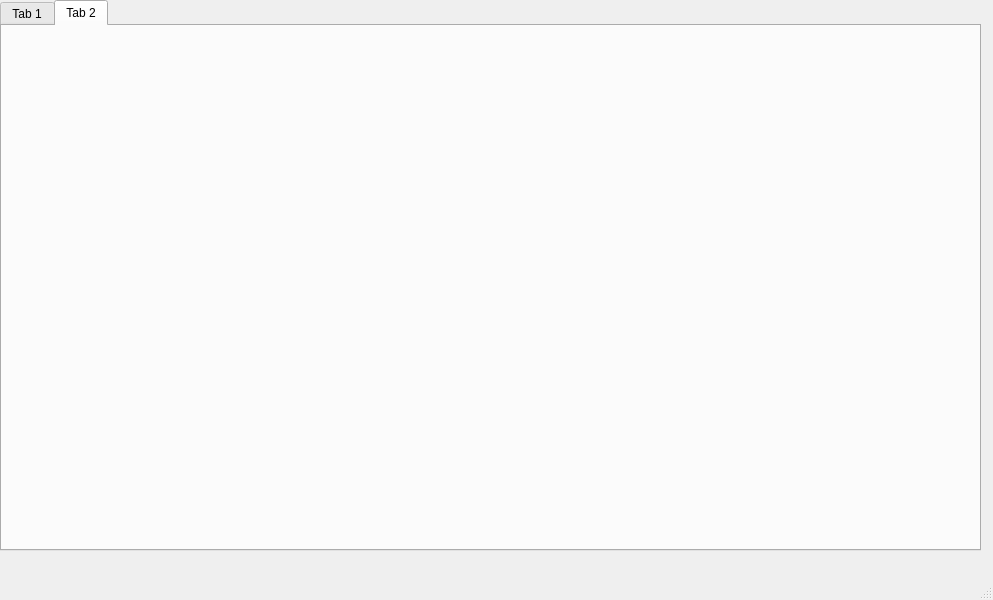
First picture: the form in mainwindow.ui, repository markscat/Scientific_computing, before the edit.
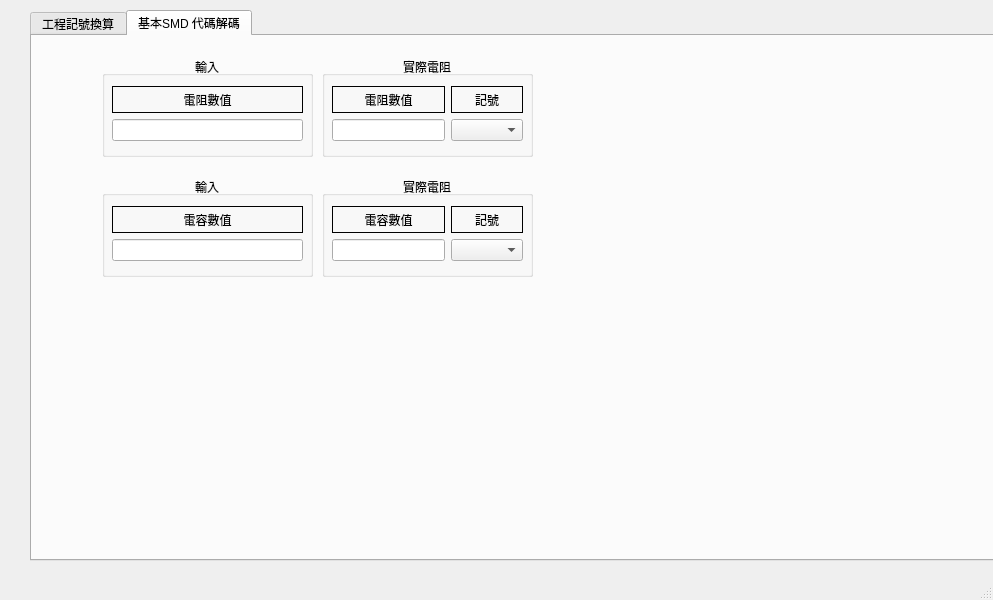
Second picture: the form after the edit. The open tabs and pages were chosen to show the change.

What changed in the file:
```diff
--- a/mainwindow.ui
+++ b/mainwindow.ui
@@ -17,15 +17,15 @@
    <widget class="QTabWidget" name="tabWidget">
     <property name="geometry">
      <rect>
-      <x>0</x>
-      <y>0</y>
+      <x>30</x>
+      <y>10</y>
       <width>981</width>
       <height>551</height>
      </rect>
     </property>
     <widget class="QWidget" name="tab">
      <attribute name="title">
-      <string>Tab 1</string>
+      <string>工程記號換算</string>
      </attribute>
      <widget class="QLabel" name="label">
       <property name="geometry">
@@ -74,141 +74,245 @@
       <column/>
       <column/>
      </widget>
-     <widget class="QWidget" name="layoutWidget">
+     <widget class="QGroupBox" name="groupBox">
       <property name="geometry">
        <rect>
-        <x>70</x>
-        <y>80</y>
-        <width>101</width>
-        <height>53</height>
+        <x>180</x>
+        <y>60</y>
+        <width>211</width>
+        <height>101</height>
        </rect>
       </property>
-      <layout class="QVBoxLayout" name="input_Layout">
-       <item>
-        <widget class="QLabel" name="label_3">
-         <property name="text">
-          <string>數值</string>
-         </property>
-         <property name="alignment">
-          <set>Qt::AlignmentFlag::AlignCenter</set>
-         </property>
-        </widget>
-       </item>
-       <item>
-        <widget class="QLineEdit" name="Input_lineEdit"/>
-       </item>
-      </layout>
-     </widget>
-     <widget class="QWidget" name="layoutWidget">
-      <property name="geometry">
-       <rect>
-        <x>340</x>
-        <y>80</y>
-        <width>101</width>
-        <height>53</height>
-       </rect>
-      </property>
-      <layout class="QVBoxLayout" name="output_Layout">
-       <item>
-        <widget class="QLabel" name="label_5">
-         <property name="text">
-          <string>數值</string>
-         </property>
-         <property name="alignment">
-          <set>Qt::AlignmentFlag::AlignCenter</set>
-         </property>
-        </widget>
-       </item>
-       <item>
-        <widget class="QLineEdit" name="Outputput_lineEdit">
-         <property name="readOnly">
-          <bool>true</bool>
-         </property>
-        </widget>
-       </item>
-      </layout>
-     </widget>
-     <widget class="QWidget" name="layoutWidget">
-      <property name="geometry">
-       <rect>
-        <x>440</x>
-        <y>80</y>
-        <width>101</width>
-        <height>53</height>
-       </rect>
-      </property>
-      <layout class="QVBoxLayout" name="output_Note_Layout">
-       <item>
-        <widget class="QLabel" name="label_6">
-         <property name="text">
-          <string>記號</string>
-         </property>
-         <property name="alignment">
-          <set>Qt::AlignmentFlag::AlignCenter</set>
-         </property>
-        </widget>
-       </item>
-       <item>
-        <widget class="QComboBox" name="output_comboBox"/>
-       </item>
-      </layout>
-     </widget>
-     <widget class="QWidget" name="layoutWidget">
-      <property name="geometry">
-       <rect>
-        <x>170</x>
-        <y>80</y>
-        <width>101</width>
-        <height>53</height>
-       </rect>
-      </property>
-      <layout class="QVBoxLayout" name="Input_Note_Layout">
-       <item>
-        <widget class="QLabel" name="label_4">
-         <property name="text">
-          <string>記號</string>
-         </property>
-         <property name="alignment">
-          <set>Qt::AlignmentFlag::AlignCenter</set>
-         </property>
-        </widget>
-       </item>
-       <item>
-        <widget class="QComboBox" name="Input_comboBox"/>
-       </item>
-      </layout>
-     </widget>
-     <widget class="QLabel" name="label_2">
-      <property name="geometry">
-       <rect>
-        <x>150</x>
-        <y>50</y>
-        <width>63</width>
-        <height>19</height>
-       </rect>
-      </property>
-      <property name="text">
+      <property name="title">
        <string>輸入</string>
       </property>
      </widget>
-     <widget class="QLabel" name="label_7">
+     <widget class="QGroupBox" name="output_groupBox">
       <property name="geometry">
        <rect>
-        <x>410</x>
-        <y>50</y>
-        <width>63</width>
-        <height>19</height>
+        <x>530</x>
+        <y>60</y>
+        <width>221</width>
+        <height>101</height>
        </rect>
       </property>
-      <property name="text">
+      <property name="title">
        <string>輸出</string>
       </property>
      </widget>
     </widget>
     <widget class="QWidget" name="tab_2">
      <attribute name="title">
-      <string>Tab 2</string>
+      <string>基本SMD 代碼解碼</string>
      </attribute>
+     <widget class="QGroupBox" name="groupBox_2">
+      <property name="geometry">
+       <rect>
+        <x>70</x>
+        <y>20</y>
+        <width>211</width>
+        <height>101</height>
+       </rect>
+      </property>
+      <property name="title">
+       <string>輸入</string>
+      </property>
+      <property name="alignment">
+       <set>Qt::AlignmentFlag::AlignCenter</set>
+      </property>
+      <widget class="QWidget" name="layoutWidget">
+       <property name="geometry">
+        <rect>
+         <x>10</x>
+         <y>30</y>
+         <width>191</width>
+         <height>55</height>
+        </rect>
+       </property>
+       <layout class="QGridLayout" name="gridLayout_3">
+        <item row="1" column="0">
+         <widget class="QLineEdit" name="Resistor_Input_lineEdit"/>
+        </item>
+        <item row="0" column="0">
+         <widget class="QLabel" name="label_7">
+          <property name="frameShape">
+           <enum>QFrame::Shape::Box</enum>
+          </property>
+          <property name="text">
+           <string>電阻數值</string>
+          </property>
+          <property name="alignment">
+           <set>Qt::AlignmentFlag::AlignCenter</set>
+          </property>
+         </widget>
+        </item>
+       </layout>
+      </widget>
+     </widget>
+     <widget class="QGroupBox" name="groupBox_3">
+      <property name="geometry">
+       <rect>
+        <x>290</x>
+        <y>20</y>
+        <width>211</width>
+        <height>101</height>
+       </rect>
+      </property>
+      <property name="title">
+       <string>實際電阻</string>
+      </property>
+      <property name="alignment">
+       <set>Qt::AlignmentFlag::AlignCenter</set>
+      </property>
+      <widget class="QWidget" name="layoutWidget_2">
+       <property name="geometry">
+        <rect>
+         <x>10</x>
+         <y>30</y>
+         <width>191</width>
+         <height>55</height>
+        </rect>
+       </property>
+       <layout class="QGridLayout" name="gridLayout_4">
+        <item row="1" column="0">
+         <widget class="QLineEdit" name="Resistor_output_lineEdit"/>
+        </item>
+        <item row="0" column="0">
+         <widget class="QLabel" name="label_9">
+          <property name="frameShape">
+           <enum>QFrame::Shape::Box</enum>
+          </property>
+          <property name="text">
+           <string>電阻數值</string>
+          </property>
+          <property name="alignment">
+           <set>Qt::AlignmentFlag::AlignCenter</set>
+          </property>
+         </widget>
+        </item>
+        <item row="0" column="1">
+         <widget class="QLabel" name="label_11">
+          <property name="frameShape">
+           <enum>QFrame::Shape::Box</enum>
+          </property>
+          <property name="text">
+           <string>記號</string>
+          </property>
+          <property name="alignment">
+           <set>Qt::AlignmentFlag::AlignCenter</set>
+          </property>
+         </widget>
+        </item>
+        <item row="1" column="1">
+         <widget class="QComboBox" name="Resistor_output_comboBox_2"/>
+        </item>
+       </layout>
+      </widget>
+     </widget>
+     <widget class="QGroupBox" name="groupBox_4">
+      <property name="geometry">
+       <rect>
+        <x>290</x>
+        <y>140</y>
+        <width>211</width>
+        <height>101</height>
+       </rect>
+      </property>
+      <property name="title">
+       <string>實際電阻</string>
+      </property>
+      <property name="alignment">
+       <set>Qt::AlignmentFlag::AlignCenter</set>
+      </property>
+      <widget class="QWidget" name="layoutWidget_3">
+       <property name="geometry">
+        <rect>
+         <x>10</x>
+         <y>30</y>
+         <width>191</width>
+         <height>55</height>
+        </rect>
+       </property>
+       <layout class="QGridLayout" name="gridLayout_5">
+        <item row="1" column="0">
+         <widget class="QLineEdit" name="capacitor_output_lineEdit"/>
+        </item>
+        <item row="0" column="0">
+         <widget class="QLabel" name="label_10">
+          <property name="frameShape">
+           <enum>QFrame::Shape::Box</enum>
+          </property>
+          <property name="text">
+           <string>電容數值</string>
+          </property>
+          <property name="alignment">
+           <set>Qt::AlignmentFlag::AlignCenter</set>
+          </property>
+         </widget>
+        </item>
+        <item row="0" column="1">
+         <widget class="QLabel" name="label_12">
+          <property name="frameShape">
+           <enum>QFrame::Shape::Box</enum>
+          </property>
+          <property name="text">
+           <string>記號</string>
+          </property>
+          <property name="alignment">
+           <set>Qt::AlignmentFlag::AlignCenter</set>
+          </property>
+         </widget>
+        </item>
+        <item row="1" column="1">
+         <widget class="QComboBox" name="capacitor_output_comboBox"/>
+        </item>
+       </layout>
+      </widget>
+     </widget>
+     <widget class="QGroupBox" name="groupBox_5">
+      <property name="geometry">
+       <rect>
+        <x>70</x>
+        <y>140</y>
+        <width>211</width>
+        <height>101</height>
+       </rect>
+      </property>
+      <property name="title">
+       <string>輸入</string>
+      </property>
+      <property name="alignment">
+       <set>Qt::AlignmentFlag::AlignCenter</set>
+      </property>
+      <widget class="QWidget" name="layoutWidget_4">
+       <property name="geometry">
+        <rect>
+         <x>10</x>
+         <y>30</y>
+         <width>191</width>
+         <height>55</height>
+        </rect>
+       </property>
+       <layout class="QGridLayout" name="gridLayout_6">
+        <item row="1" column="0">
+         <widget class="QLineEdit" name="capacitor_Input_lineEdit"/>
+        </item>
+        <item row="0" column="0">
+         <widget class="QLabel" name="label_8">
+          <property name="frameShape">
+           <enum>QFrame::Shape::Box</enum>
+          </property>
+          <property name="text">
+           <string>電容數值</string>
+          </property>
+          <property name="alignment">
+           <set>Qt::AlignmentFlag::AlignCenter</set>
+          </property>
+         </widget>
+        </item>
+       </layout>
+      </widget>
+     </widget>
     </widget>
    </widget>
   </widget>
```
Left out of the diff: 101 changed lines with no effect on the pictures.
